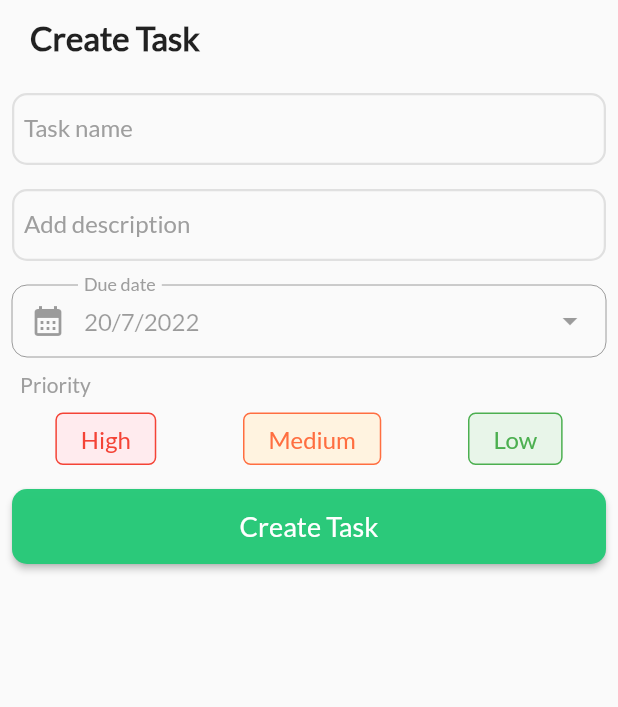
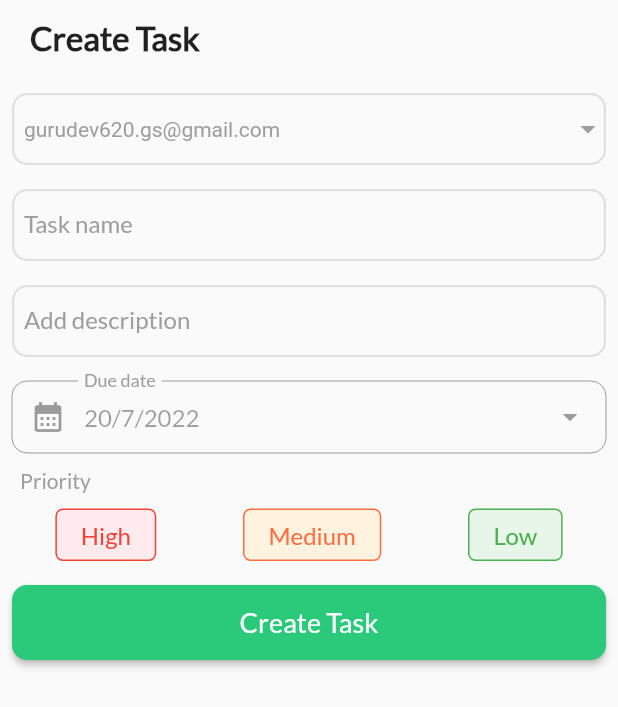
Before and after one commit to gurudevsingh14/strike_task, a Flutter app: the CreateTaskModal widget shown alone on an empty page, opened directly, on a phone screen of 412 x 824 dp. Shown: the top 707 px of the screen. Run offline on Flutter 3.47's test engine with Material 2 defaults, Android fonts, the light colour scheme and no system bars; our stand-ins replace percent_indicator; missing offline and left inert: pandabar.

Commit message:
Added custom drop down text field

```diff
--- a/lib/view/Common/create_task_modal.dart
+++ b/lib/view/Common/create_task_modal.dart
@@ -2,6 +2,7 @@ import 'package:flutter/material.dart';
 import 'package:provider/provider.dart';
 import 'package:strike_task/constants/constants.dart';
 import 'package:strike_task/constants/priority.dart';
+import 'package:strike_task/view/Common/custom_drop_down_field.dart';
 import 'package:strike_task/view/Common/custom_round_rect_button.dart';
 import 'package:strike_task/view/Common/custom_text_field.dart';
 import 'package:strike_task/view/Common/date_picker_field.dart';
@@ -15,6 +16,7 @@ class CreateTaskModal extends StatelessWidget {
     final controller= Provider.of<PrioritySelectController>(context);
     return Padding(
       padding: const EdgeInsets.symmetric(horizontal: 8.0),
+      child: SingleChildScrollView(
         child: Column(
           crossAxisAlignment: CrossAxisAlignment.start,
           children: [
@@ -23,6 +25,8 @@ class CreateTaskModal extends StatelessWidget {
               child: Text('Create Task',style: TextStyle(fontSize: 22,fontWeight: FontWeight.bold),),
             ),
             SizedBox(height: 12,),
+            CustomDropDownField(),
+            SizedBox(height: 16,),
             CustomTextField(label : 'Task name'),
             SizedBox(height: 16,),
             CustomTextField(label: 'Add description'),
@@ -46,6 +50,7 @@ class CreateTaskModal extends StatelessWidget {
             CustomRoundRectButton(text: 'Create Task', height: 50,fontSize: 18,)
           ],
         ),
+      ),
     );
   }
 }
--- /dev/null
+++ b/lib/view/Common/custom_drop_down_field.dart
@@ -0,0 +1,51 @@
+import 'package:flutter/material.dart';
+
+import '../../constants/constants.dart';
+
+class CustomDropDownField extends StatefulWidget {
+  String email='gurudev620.gs@gmail.com';
+
+  @override
+  State<CustomDropDownField> createState() => _CustomDropDownFieldState();
+}
+
+class _CustomDropDownFieldState extends State<CustomDropDownField> {
+  @override
+  Widget build(BuildContext context) {
+    return DropdownButtonFormField<String>(
+      // value: dropdownValue,
+      value: widget.email,
+      style: TextStyle(color: Colors.grey),
+      decoration: InputDecoration(
+        contentPadding: EdgeInsets.all(8),
+        enabledBorder: OutlineInputBorder(
+            borderSide: BorderSide(
+              width: 1.5,
+              color: mutedlineColor,
+            ),
+            borderRadius: BorderRadius.circular(10)),
+        focusedBorder: OutlineInputBorder(
+        borderSide: BorderSide(
+        width: 1.5,
+        color: mutedlineColor,
+      ),
+        borderRadius: BorderRadius.circular(10)),
+      ),
+      icon: Icon(Icons.arrow_drop_down,color: Colors.grey),
+      onChanged: (newValue) {
+        setState(() {
+          widget.email=newValue!;
+        });
+      },
+      items: <String>[
+        'gurudev620.gs@gmail.com','gurudev2001@hotmail.com','gurudev123@gmail.com'
+      ].map<DropdownMenuItem<String>>((String value) {
+        return DropdownMenuItem<String>(
+          value: value,
+          child: Text(value),
+          enabled: true,
+        );
+      }).toList(),
+    );
+  }
+}
```
Lines whose indentation alone changed are shown as unchanged.
